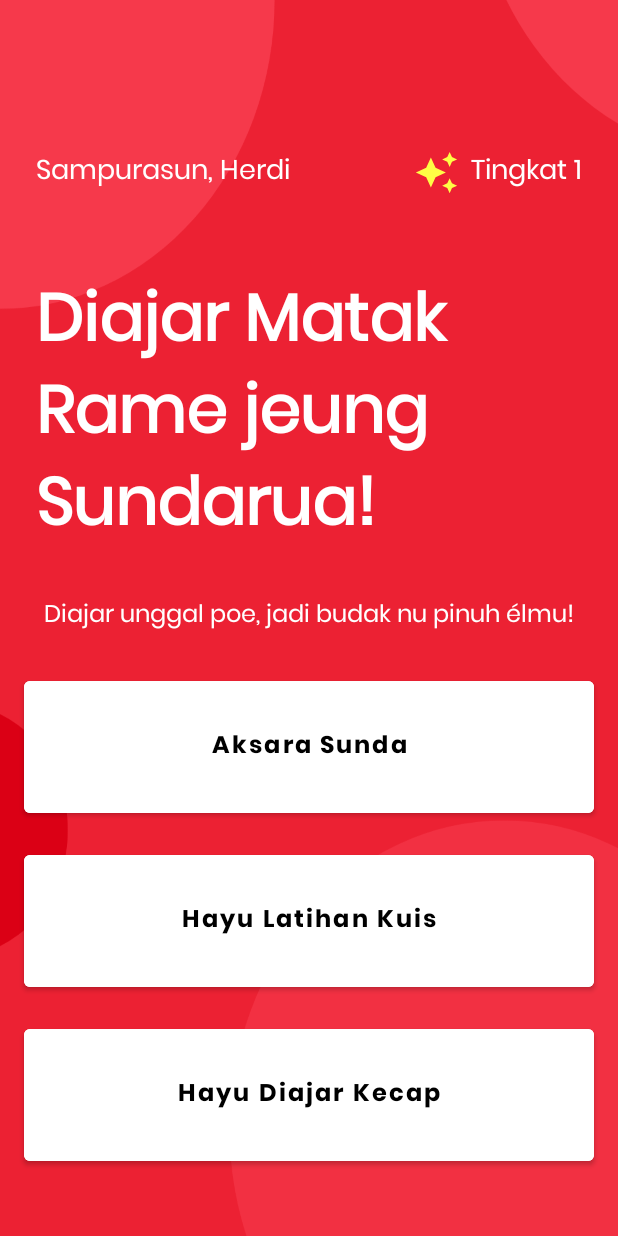
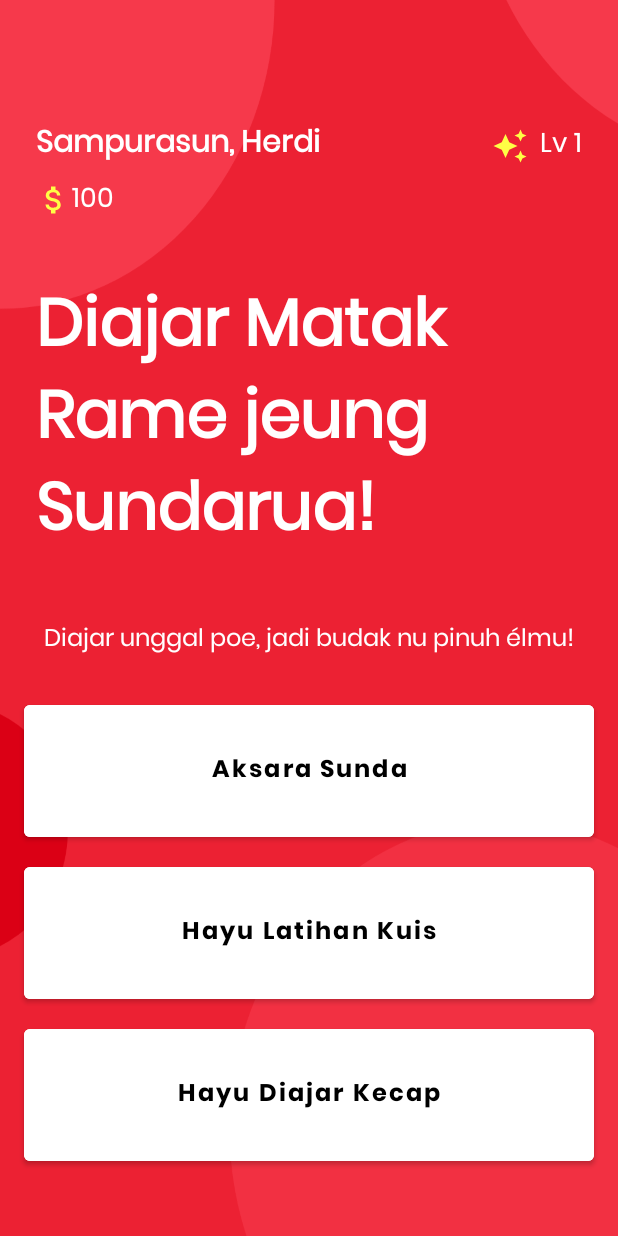
Before and after one commit to herdialfachri/sundarua, an Android app: the screen it shows after launch (MainActivity), on a phone screen of 412 x 824 dp. Run offline under Robolectric (Android 15) with nearby library versions, the phone set to English and light mode, and no system bars.

Commit message:
adding "dialog" in quiz activity and "coin view" in main activity

```diff
--- a/app/src/main/java/com/example/sundarua/adapter/QuizListAdapter.kt
+++ b/app/src/main/java/com/example/sundarua/adapter/QuizListAdapter.kt
@@ -17,11 +17,23 @@ class QuizListAdapter(private val quizModelList : List<QuizModel>) :
                 quizTitleText.text = model.title
                 quizSubtitleText.text = model.subtitle
                 quizTimeText.text = model.time + " min"
+
                 root.setOnClickListener {
-                    val intent  = Intent(root.context,StartQuizActivity::class.java)
-                    StartQuizActivity.questionModelList = model.questionList
-                    StartQuizActivity.time = model.time
-                    root.context.startActivity(intent)
+                    val context = root.context
+                    val builder = android.app.AlertDialog.Builder(context)
+                    builder.setTitle("Kapastian")
+                    builder.setMessage("Badé ngawitan kuis ieu?")
+                    builder.setPositiveButton("Leres") { dialog, _ ->
+                        val intent = Intent(context, StartQuizActivity::class.java)
+                        StartQuizActivity.questionModelList = model.questionList
+                        StartQuizActivity.time = model.time
+                        context.startActivity(intent)
+                        dialog.dismiss()
+                    }
+                    builder.setNegativeButton("Henteu") { dialog, _ ->
+                        dialog.dismiss()
+                    }
+                    builder.create().show()
                 }
             }
         }
--- /dev/null
+++ b/app/src/main/res/drawable/baseline_attach_money_24.xml
@@ -0,0 +1,5 @@
+<vector xmlns:android="http://schemas.android.com/apk/res/android" android:height="24dp" android:tint="#FFFD45" android:viewportHeight="24" android:viewportWidth="24" android:width="24dp">
+
+    <path android:fillColor="@android:color/white" android:pathData="M11.8,10.9c-2.27,-0.59 -3,-1.2 -3,-2.15 0,-1.09 1.01,-1.85 2.7,-1.85 1.78,0 2.44,0.85 2.5,2.1h2.21c-0.07,-1.72 -1.12,-3.3 -3.21,-3.81V3h-3v2.16c-1.94,0.42 -3.5,1.68 -3.5,3.61 0,2.31 1.91,3.46 4.7,4.13 2.5,0.6 3,1.48 3,2.41 0,0.69 -0.49,1.79 -2.7,1.79 -2.06,0 -2.87,-0.92 -2.98,-2.1h-2.2c0.12,2.19 1.76,3.42 3.68,3.83V21h3v-2.15c1.95,-0.37 3.5,-1.5 3.5,-3.55 0,-2.84 -2.43,-3.81 -4.7,-4.4z"/>
+
+</vector>
--- a/app/src/main/res/layout/activity_main.xml
+++ b/app/src/main/res/layout/activity_main.xml
@@ -11,15 +11,27 @@
         android:id="@+id/textView3"
         android:layout_width="wrap_content"
         android:layout_height="wrap_content"
-        android:layout_marginBottom="50dp"
+        android:layout_marginTop="80dp"
         android:text="@string/user_profile"
         android:textColor="@color/white"
-        android:textSize="18sp"
-        app:layout_constraintBottom_toTopOf="@+id/textView"
-        app:layout_constraintStart_toStartOf="@+id/textView" />
+        android:textSize="20sp"
+        android:textStyle="bold"
+        app:layout_constraintStart_toStartOf="@+id/textView"
+        app:layout_constraintTop_toTopOf="parent" />
 
     <TextView
-        android:id="@+id/textView4"
+        android:id="@+id/coinTv"
+        android:layout_width="wrap_content"
+        android:layout_height="wrap_content"
+        android:text="100"
+        android:textColor="@color/white"
+        android:textSize="18sp"
+        app:layout_constraintBottom_toBottomOf="@+id/imageView2"
+        app:layout_constraintStart_toEndOf="@+id/imageView2"
+        app:layout_constraintTop_toTopOf="@+id/imageView2" />
+
+    <TextView
+        android:id="@+id/levelTv"
         android:layout_width="wrap_content"
         android:layout_height="wrap_content"
         android:layout_marginEnd="24dp"
@@ -30,20 +42,21 @@
         app:layout_constraintEnd_toEndOf="parent"
         app:layout_constraintTop_toTopOf="@+id/textView3" />
 
+
     <TextView
         android:id="@+id/textView"
         android:layout_width="match_parent"
         android:layout_height="wrap_content"
         android:layout_marginStart="24dp"
-        android:layout_marginTop="180dp"
         android:layout_marginEnd="64dp"
         android:text="@string/home_slug"
         android:textColor="@color/white"
         android:textSize="44sp"
         android:textStyle="bold"
+        app:layout_constraintBottom_toTopOf="@+id/textView2"
         app:layout_constraintEnd_toEndOf="parent"
         app:layout_constraintStart_toStartOf="parent"
-        app:layout_constraintTop_toTopOf="parent" />
+        app:layout_constraintTop_toBottomOf="@+id/coinTv" />
 
     <TextView
         android:id="@+id/textView2"
@@ -64,7 +77,7 @@
         android:layout_height="100dp"
         android:layout_marginStart="16dp"
         android:layout_marginEnd="16dp"
-        android:layout_marginBottom="16dp"
+        android:layout_marginBottom="8dp"
         android:backgroundTint="@color/white"
         android:text="@string/aksara_sunda"
         app:layout_constraintBottom_toTopOf="@+id/toQuizBtn"
@@ -78,7 +91,7 @@
         android:layout_height="100dp"
         android:layout_marginStart="16dp"
         android:layout_marginEnd="16dp"
-        android:layout_marginBottom="16dp"
+        android:layout_marginBottom="8dp"
         android:backgroundTint="@color/white"
         android:text="@string/ayo_latihan_kuis"
         app:layout_constraintBottom_toTopOf="@+id/toWordBtn"
@@ -101,12 +114,21 @@
 
     <ImageView
         android:id="@+id/imageView"
-        android:layout_width="30dp"
-        android:layout_height="30dp"
+        android:layout_width="wrap_content"
+        android:layout_height="wrap_content"
         android:layout_marginEnd="8dp"
-        app:layout_constraintBottom_toBottomOf="@+id/textView4"
-        app:layout_constraintEnd_toStartOf="@+id/textView4"
-        app:layout_constraintTop_toTopOf="@+id/textView4"
+        app:layout_constraintBottom_toBottomOf="@+id/levelTv"
+        app:layout_constraintEnd_toStartOf="@+id/levelTv"
+        app:layout_constraintTop_toTopOf="@+id/levelTv"
         app:srcCompat="@drawable/baseline_auto_awesome_24"
         tools:ignore="ContentDescription" />
+
+    <ImageView
+        android:id="@+id/imageView2"
+        android:layout_width="wrap_content"
+        android:layout_height="wrap_content"
+        android:layout_marginTop="8dp"
+        app:layout_constraintStart_toStartOf="@+id/textView3"
+        app:layout_constraintTop_toBottomOf="@+id/textView3"
+        app:srcCompat="@drawable/baseline_attach_money_24" />
 </androidx.constraintlayout.widget.ConstraintLayout>
--- a/app/src/main/res/values/strings.xml
+++ b/app/src/main/res/values/strings.xml
@@ -5,7 +5,7 @@
     <string name="home_slug">Diajar Matak Rame jeung Sundarua!</string>
     <string name="motivation">Diajar unggal poe, jadi budak nu pinuh élmu!</string>
     <string name="aksara_sunda">Aksara Sunda</string>
-    <string name="level">Tingkat 1</string>
+    <string name="level">Lv 1</string>
     <string name="user_profile">Sampurasun, Herdi</string>
     <string name="word_header">Diajar Kecap</string>
     <string name="kuis">Kuis</string>
```
